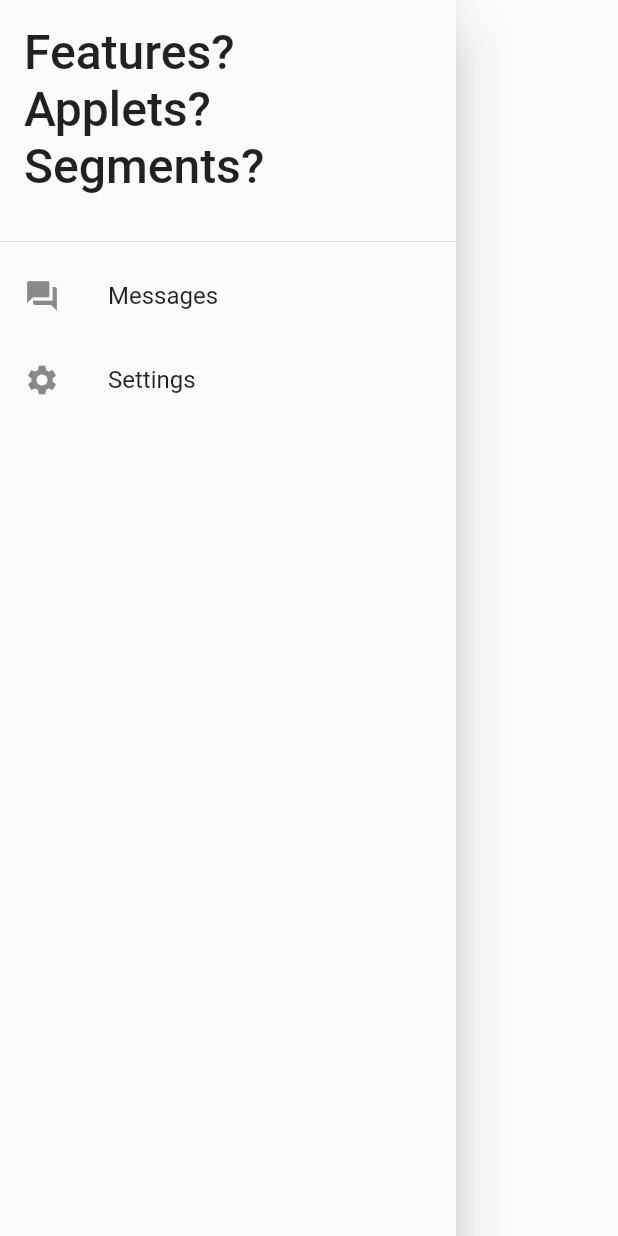
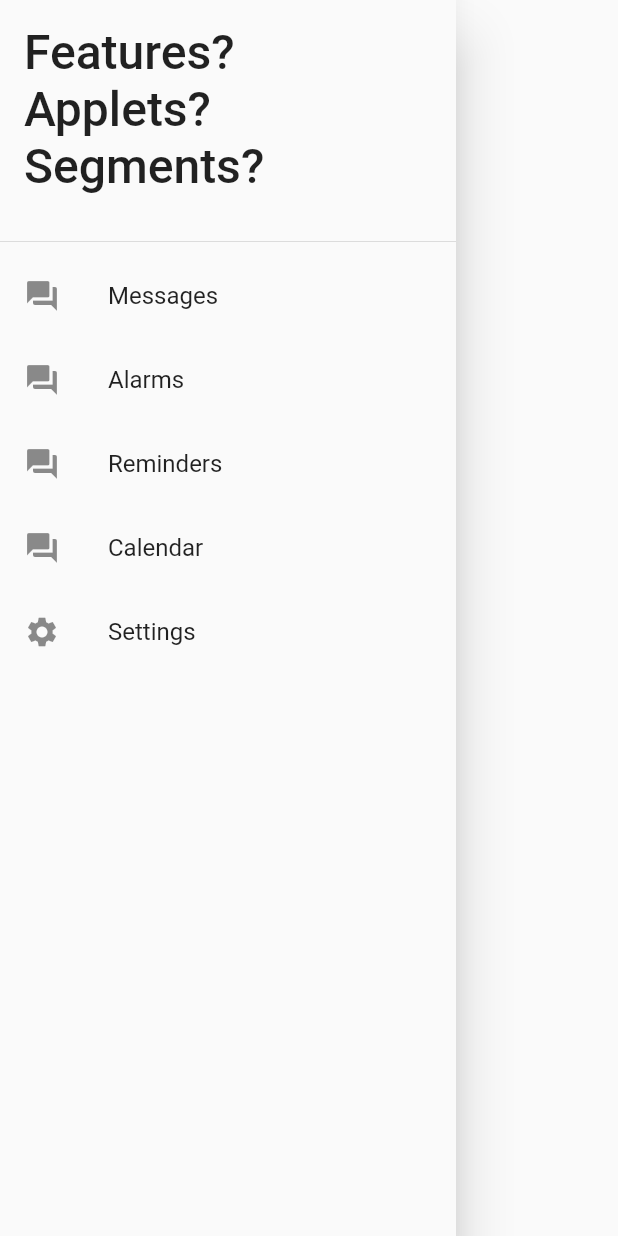
Before and after one commit to jensen-lloyd/X, a Flutter app: the DrawerContent widget shown alone on an empty page, opened directly, on a phone screen of 412 x 824 dp. Run offline on Flutter 3.47's test engine with Material 2 defaults, Android fonts, the phone set to English and light mode, and no system bars; network calls fail.

Commit message:
added calendar, alarms and reminders to page drawer

```diff
--- a/lib/main.dart
+++ b/lib/main.dart
@@ -31,6 +31,33 @@ class DrawerContent extends StatelessWidget {
               Icons.forum,
             ),
             title: const Text('Messages'),
+            onTap: () {
+              Navigator.pop(context);
+            },
+          ),
+          ListTile(
+            leading: Icon(
+              Icons.forum,
+            ),
+            title: const Text('Alarms'),
+            onTap: () {
+              Navigator.pop(context);
+            },
+          ),
+          ListTile(
+            leading: Icon(
+              Icons.forum,
+            ),
+            title: const Text('Reminders'),
+            onTap: () {
+              Navigator.pop(context);
+            },
+          ),
+          ListTile(
+            leading: Icon(
+              Icons.forum,
+            ),
+            title: const Text('Calendar'),
             onTap: () {
               Navigator.pop(context);
             },
```
